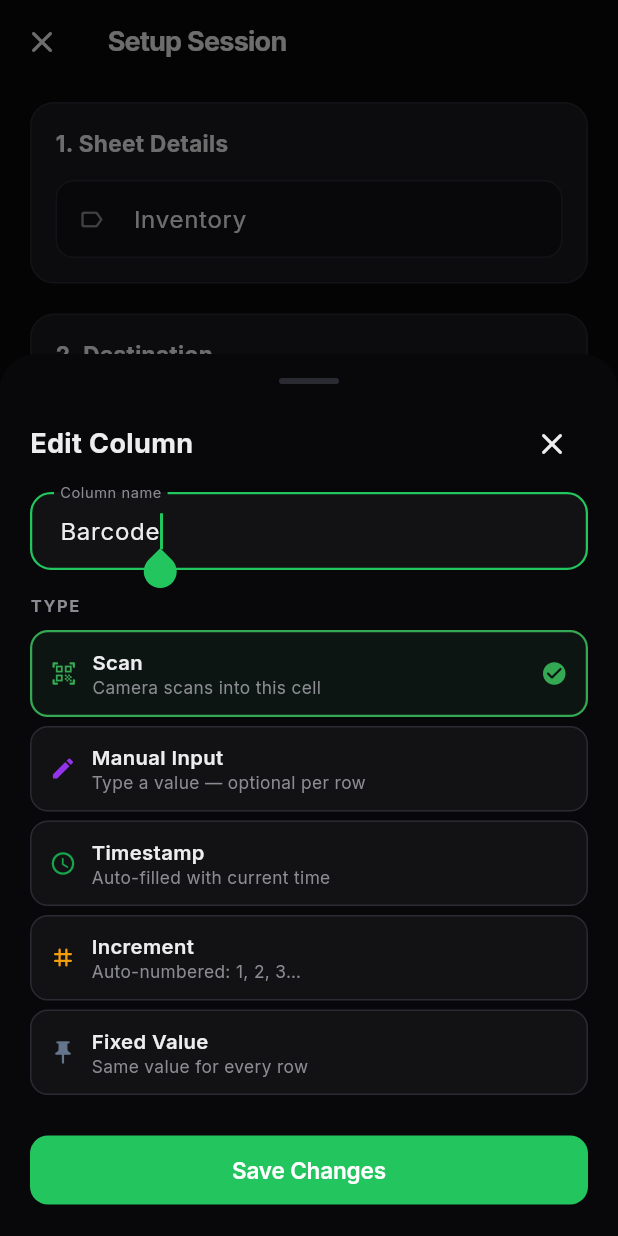
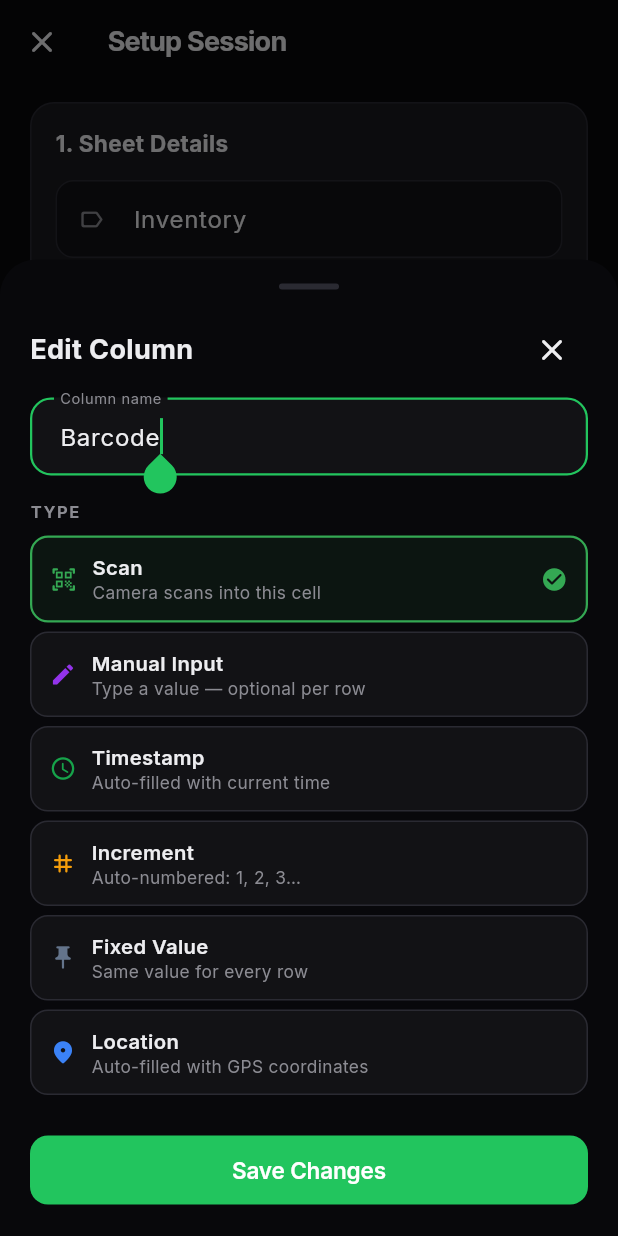
Before and after one commit to arpanz/scansheet, a Flutter app: the SessionSetupScreen screen opened directly with sample values from the repository, after a tap on "Barcode", on a phone screen of 412 x 824 dp. Run offline on Flutter 3.47's test engine with Material 3 defaults, Android fonts, the phone set to English and light mode, and no system bars; our stand-ins replace barcode_widget, csv, geolocator, google_fonts, google_mobile_ads, google_sign_in and 11 more; missing offline and left inert: excel, flutter_file_dialog, gal, googleapis, in_app_update, mobile_scanner; accounts and stored records are empty; statements that could not run were skipped.

Commit message:
fix: handle location column type in session_setup_screen
- Add location case to _iconFor, _labelFor, _colorFor switches
- Add location to the types list in _showAddColumnDialog
- Add location description
- Fix invalid ?trailing syntax in _buildSectionCard

```diff
--- a/lib/features/scan/screens/session_setup_screen.dart
+++ b/lib/features/scan/screens/session_setup_screen.dart
@@ -95,6 +95,7 @@ class _SessionSetupScreenState extends State<SessionSetupScreen> {
     SessionColumnType.timestamp => Icons.schedule_rounded,
     SessionColumnType.increment => Icons.tag_rounded,
     SessionColumnType.fixed => Icons.push_pin_rounded,
+    SessionColumnType.location => Icons.location_on_rounded,
   };
 
   String _labelFor(SessionColumnType t) => switch (t) {
@@ -103,6 +104,7 @@ class _SessionSetupScreenState extends State<SessionSetupScreen> {
     SessionColumnType.timestamp => 'Timestamp',
     SessionColumnType.increment => 'Increment',
     SessionColumnType.fixed => 'Fixed Value',
+    SessionColumnType.location => 'Location',
   };
 
   Color _colorFor(SessionColumnType t) => switch (t) {
@@ -111,6 +113,7 @@ class _SessionSetupScreenState extends State<SessionSetupScreen> {
     SessionColumnType.timestamp => const Color(0xFF16A34A),
     SessionColumnType.increment => const Color(0xFFF59E0B),
     SessionColumnType.fixed => const Color(0xFF64748B),
+    SessionColumnType.location => const Color(0xFF3B82F6),
   };
 
   void _startSession() async {
@@ -208,6 +211,7 @@ class _SessionSetupScreenState extends State<SessionSetupScreen> {
       SessionColumnType.timestamp,
       SessionColumnType.increment,
       SessionColumnType.fixed,
+      SessionColumnType.location,
     ];
 
     final descriptions = {
@@ -216,6 +220,7 @@ class _SessionSetupScreenState extends State<SessionSetupScreen> {
       SessionColumnType.timestamp: 'Auto-filled with current time',
       SessionColumnType.increment: 'Auto-numbered: 1, 2, 3…',
       SessionColumnType.fixed: 'Same value for every row',
+      SessionColumnType.location: 'Auto-filled with GPS coordinates',
     };
 
     showModalBottomSheet(
@@ -597,8 +602,7 @@ class _SessionSetupScreenState extends State<SessionSetupScreen> {
                           child: ReorderableListView.builder(
                             shrinkWrap: true,
                             physics: const NeverScrollableScrollPhysics(),
-                            buildDefaultDragHandles:
-                                false, // We'll build custom handles
+                            buildDefaultDragHandles: false,
                             itemCount: _columns.length,
                             onReorder: (oldIndex, newIndex) {
                               setState(() {
@@ -704,7 +708,7 @@ class _SessionSetupScreenState extends State<SessionSetupScreen> {
                                           ),
                                           if (col.deletable)
                                             IconButton(
-                                              icon: Icon(
+                                              icon: const Icon(
                                                 Icons.close_rounded,
                                                 size: 18,
                                               ),
@@ -865,7 +869,7 @@ class _SessionSetupScreenState extends State<SessionSetupScreen> {
                   ),
                 ),
               ),
-              ?trailing,
+              if (trailing != null) trailing,
             ],
           ),
           const SizedBox(height: 14),
```
